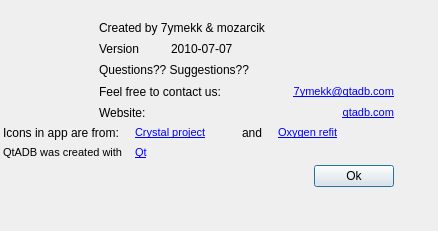
sundyCoder/AndroidAdb, file dialogs/aboutdialog.ui: the form before one commit.
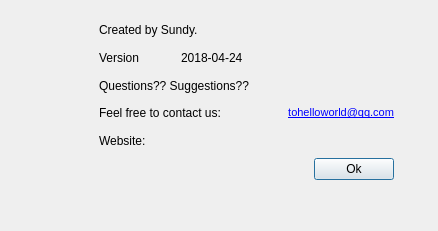
The form after the commit. Icons and pictures are not drawn.

Diff of the .ui file:
```diff
--- a/dialogs/aboutdialog.ui
+++ b/dialogs/aboutdialog.ui
@@ -38,23 +38,7 @@
     </rect>
    </property>
    <layout class="QGridLayout" name="gridLayout">
-    <item row="0" column="0" rowspan="10">
-     <spacer name="horizontalSpacer_2">
-      <property name="orientation">
-       <enum>Qt::Horizontal</enum>
-      </property>
-      <property name="sizeType">
-       <enum>QSizePolicy::Fixed</enum>
-      </property>
-      <property name="sizeHint" stdset="0">
-       <size>
-        <width>13</width>
-        <height>198</height>
-       </size>
-      </property>
-     </spacer>
-    </item>
-    <item row="0" column="1" colspan="8">
+    <item row="0" column="1" colspan="7">
      <spacer name="verticalSpacer_3">
       <property name="orientation">
        <enum>Qt::Vertical</enum>
@@ -70,7 +54,7 @@
       </property>
      </spacer>
     </item>
-    <item row="0" column="9" rowspan="9">
+    <item row="0" column="8" rowspan="7">
      <spacer name="horizontalSpacer_3">
       <property name="orientation">
        <enum>Qt::Horizontal</enum>
@@ -86,6 +70,32 @@
       </property>
      </spacer>
     </item>
+    <item row="0" column="0" rowspan="8">
+     <spacer name="horizontalSpacer_2">
+      <property name="orientation">
+       <enum>Qt::Horizontal</enum>
+      </property>
+      <property name="sizeType">
+       <enum>QSizePolicy::Fixed</enum>
+      </property>
+      <property name="sizeHint" stdset="0">
+       <size>
+        <width>13</width>
+        <height>198</height>
+       </size>
+      </property>
+     </spacer>
+    </item>
+    <item row="2" column="4" colspan="2">
+     <widget class="QLabel" name="versionLabel">
+      <property name="layoutDirection">
+       <enum>Qt::LeftToRight</enum>
+      </property>
+      <property name="text">
+       <string notr="true">2018-04-24</string>
+      </property>
+     </widget>
+    </item>
     <item row="1" column="1" rowspan="5">
      <widget class="QLabel" name="label_2">
       <property name="minimumSize">
@@ -111,10 +121,10 @@
       </property>
      </widget>
     </item>
-    <item row="1" column="2" colspan="6">
+    <item row="1" column="2" colspan="5">
      <widget class="QLabel" name="label_4">
       <property name="text">
-       <string>Created by 7ymekk &amp; mozarcik</string>
+       <string>Created by Sundy.</string>
       </property>
      </widget>
     </item>
@@ -125,31 +135,14 @@
       </property>
      </widget>
     </item>
-    <item row="2" column="4" colspan="3">
-     <widget class="QLabel" name="versionLabel">
-      <property name="layoutDirection">
-       <enum>Qt::LeftToRight</enum>
-      </property>
-      <property name="text">
-       <string notr="true">2010-07-07</string>
-      </property>
-     </widget>
-    </item>
-    <item row="3" column="2" colspan="6">
+    <item row="3" column="2" colspan="5">
      <widget class="QLabel" name="label_6">
       <property name="text">
        <string>Questions?? Suggestions??</string>
       </property>
      </widget>
     </item>
-    <item row="4" column="2" colspan="5">
-     <widget class="QLabel" name="label_8">
-      <property name="text">
-       <string>Feel free to contact us:</string>
-      </property>
-     </widget>
-    </item>
-    <item row="4" column="7" colspan="2">
+    <item row="4" column="6" colspan="2">
      <widget class="QLabel" name="label_7">
       <property name="layoutDirection">
        <enum>Qt::RightToLeft</enum>
@@ -159,13 +152,20 @@
 &lt;html&gt;&lt;head&gt;&lt;meta name=&quot;qrichtext&quot; content=&quot;1&quot; /&gt;&lt;style type=&quot;text/css&quot;&gt;
 p, li { white-space: pre-wrap; }
 &lt;/style&gt;&lt;/head&gt;&lt;body style=&quot; font-family:'MS Shell Dlg 2'; font-size:8.25pt; font-weight:400; font-style:normal;&quot;&gt;
-&lt;p align=&quot;right&quot; style=&quot; margin-top:0px; margin-bottom:0px; margin-left:0px; margin-right:0px; -qt-block-indent:0; text-indent:0px;&quot;&gt;&lt;a href=&quot;mailto:qtadb.manager@gmail.com&quot;&gt;&lt;span style=&quot; font-size:8pt; text-decoration: underline; color:#0000ff;&quot;&gt;7ymekk@qtadb.com&lt;/span&gt;&lt;/a&gt;&lt;/p&gt;&lt;/body&gt;&lt;/html&gt;</string>
+&lt;p align=&quot;right&quot; style=&quot; margin-top:0px; margin-bottom:0px; margin-left:0px; margin-right:0px; -qt-block-indent:0; text-indent:0px;&quot;&gt;&lt;a href=&quot;mailto:qtadb.manager@gmail.com&quot;&gt;&lt;span style=&quot; font-size:8pt; text-decoration: underline; color:#0000ff;&quot;&gt;tohelloworld@qq.com&lt;/span&gt;&lt;/a&gt;&lt;/p&gt;&lt;/body&gt;&lt;/html&gt;</string>
       </property>
       <property name="openExternalLinks">
        <bool>true</bool>
       </property>
      </widget>
     </item>
+    <item row="4" column="2" colspan="4">
+     <widget class="QLabel" name="label_8">
+      <property name="text">
+       <string>Feel free to contact us:</string>
+      </property>
+     </widget>
+    </item>
     <item row="5" column="2" colspan="2">
      <widget class="QLabel" name="label_9">
       <property name="text">
@@ -173,63 +173,7 @@
       </property>
      </widget>
     </item>
-    <item row="5" column="4" colspan="5">
-     <widget class="QLabel" name="label_10">
-      <property name="text">
-       <string notr="true">&lt;!DOCTYPE HTML PUBLIC &quot;-//W3C//DTD HTML 4.0//EN&quot; &quot;http://www.w3.org/TR/REC-html40/strict.dtd&quot;&gt;
-&lt;html&gt;&lt;head&gt;&lt;meta name=&quot;qrichtext&quot; content=&quot;1&quot; /&gt;&lt;style type=&quot;text/css&quot;&gt;
-p, li { white-space: pre-wrap; }
-&lt;/style&gt;&lt;/head&gt;&lt;body style=&quot; font-family:'MS Shell Dlg 2'; font-size:8.25pt; font-weight:400; font-style:normal;&quot;&gt;
-&lt;p align=&quot;right&quot; style=&quot; margin-top:0px; margin-bottom:0px; margin-left:0px; margin-right:0px; -qt-block-indent:0; text-indent:0px;&quot;&gt;&lt;a href=&quot;http://qtadb.com/&quot;&gt;&lt;span style=&quot; font-size:8pt; text-decoration: underline; color:#0000ff;&quot;&gt;qtadb.com&lt;/span&gt;&lt;/a&gt;&lt;/p&gt;&lt;/body&gt;&lt;/html&gt;</string>
-      </property>
-      <property name="openExternalLinks">
-       <bool>true</bool>
-      </property>
-     </widget>
-    </item>
-    <item row="6" column="1" colspan="2">
-     <widget class="QLabel" name="label">
-      <property name="text">
-       <string>Icons in app are from:</string>
-      </property>
-     </widget>
-    </item>
-    <item row="6" column="3" colspan="3">
-     <widget class="QLabel" name="label_3">
-      <property name="text">
-       <string notr="true">&lt;!DOCTYPE HTML PUBLIC &quot;-//W3C//DTD HTML 4.0//EN&quot; &quot;http://www.w3.org/TR/REC-html40/strict.dtd&quot;&gt;
-&lt;html&gt;&lt;head&gt;&lt;meta name=&quot;qrichtext&quot; content=&quot;1&quot; /&gt;&lt;style type=&quot;text/css&quot;&gt;
-p, li { white-space: pre-wrap; }
-&lt;/style&gt;&lt;/head&gt;&lt;body style=&quot; font-family:'MS Shell Dlg 2'; font-size:8.25pt; font-weight:400; font-style:normal;&quot;&gt;
-&lt;p style=&quot; margin-top:0px; margin-bottom:0px; margin-left:0px; margin-right:0px; -qt-block-indent:0; text-indent:0px;&quot;&gt;&lt;a href=&quot;http://everaldo.com/crystal/&quot;&gt;&lt;span style=&quot; text-decoration: underline; color:#0000ff;&quot;&gt;Crystal project&lt;/span&gt;&lt;/a&gt;&lt;/p&gt;&lt;/body&gt;&lt;/html&gt;</string>
-      </property>
-      <property name="openExternalLinks">
-       <bool>true</bool>
-      </property>
-     </widget>
-    </item>
-    <item row="6" column="6">
-     <widget class="QLabel" name="label_13">
-      <property name="text">
-       <string>and</string>
-      </property>
-     </widget>
-    </item>
-    <item row="6" column="7" colspan="2">
-     <widget class="QLabel" name="label_11">
-      <property name="text">
-       <string notr="true">&lt;!DOCTYPE HTML PUBLIC &quot;-//W3C//DTD HTML 4.0//EN&quot; &quot;http://www.w3.org/TR/REC-html40/strict.dtd&quot;&gt;
-&lt;html&gt;&lt;head&gt;&lt;meta name=&quot;qrichtext&quot; content=&quot;1&quot; /&gt;&lt;style type=&quot;text/css&quot;&gt;
-p, li { white-space: pre-wrap; }
-&lt;/style&gt;&lt;/head&gt;&lt;body style=&quot; font-family:'MS Shell Dlg 2'; font-size:8.25pt; font-weight:400; font-style:normal;&quot;&gt;
-&lt;p style=&quot; margin-top:0px; margin-bottom:0px; margin-left:0px; margin-right:0px; -qt-block-indent:0; text-indent:0px;&quot;&gt;&lt;a href=&quot;http://www.nanolx.org/artwork/item/75-oxygen-refit&quot;&gt;&lt;span style=&quot; text-decoration: underline; color:#0000ff;&quot;&gt;Oxygen refit&lt;/span&gt;&lt;/a&gt;&lt;/p&gt;&lt;/body&gt;&lt;/html&gt;</string>
-      </property>
-      <property name="openExternalLinks">
-       <bool>true</bool>
-      </property>
-     </widget>
-    </item>
-    <item row="8" column="1" colspan="4">
+    <item row="6" column="1" colspan="4">
      <spacer name="horizontalSpacer">
       <property name="orientation">
        <enum>Qt::Horizontal</enum>
@@ -242,46 +186,14 @@
       </property>
      </spacer>
     </item>
-    <item row="8" column="5" colspan="3">
-     <widget class="QLabel" name="label_12">
-      <property name="sizePolicy">
-       <sizepolicy hsizetype="Fixed" vsizetype="Fixed">
-        <horstretch>0</horstretch>
-        <verstretch>0</verstretch>
-       </sizepolicy>
-      </property>
-      <property name="minimumSize">
-       <size>
-        <width>80</width>
-        <height>23</height>
-       </size>
-      </property>
-      <property name="maximumSize">
-       <size>
-        <width>80</width>
-        <height>23</height>
-       </size>
-      </property>
-      <property name="text">
-       <string notr="true">&lt;!DOCTYPE HTML PUBLIC &quot;-//W3C//DTD HTML 4.0//EN&quot; &quot;http://www.w3.org/TR/REC-html40/strict.dtd&quot;&gt;
-&lt;html&gt;&lt;head&gt;&lt;meta name=&quot;qrichtext&quot; content=&quot;1&quot; /&gt;&lt;style type=&quot;text/css&quot;&gt;
-p, li { white-space: pre-wrap; }
-&lt;/style&gt;&lt;/head&gt;&lt;body style=&quot; font-family:'MS Shell Dlg 2'; font-size:8.25pt; font-weight:400; font-style:normal;&quot;&gt;
-&lt;p style=&quot; margin-top:0px; margin-bottom:0px; margin-left:0px; margin-right:0px; -qt-block-indent:0; text-indent:0px;&quot;&gt;&lt;a href=&quot;https://www.paypal.com/cgi-bin/webscr?cmd=_s-xclick&amp;amp;hosted_button_id=5P6GM8DLCVMM6&quot;&gt;&lt;span style=&quot; text-decoration: underline; color:#0000ff;&quot;&gt;&lt;img src=&quot;:/icons/paypal.png&quot;&gt;&lt;/img&gt;&lt;/span&gt;&lt;/a&gt;&lt;/p&gt;&lt;/body&gt;&lt;/html&gt;</string>
-      </property>
-      <property name="openExternalLinks">
-       <bool>true</bool>
-      </property>
-     </widget>
-    </item>
-    <item row="8" column="8">
+    <item row="6" column="7">
      <widget class="QPushButton" name="okButton">
       <property name="text">
        <string>Ok</string>
       </property>
      </widget>
     </item>
-    <item row="9" column="1" colspan="8">
+    <item row="7" column="1" colspan="7">
      <spacer name="verticalSpacer_4">
       <property name="orientation">
        <enum>Qt::Vertical</enum>
@@ -297,28 +209,6 @@
       </property>
      </spacer>
     </item>
-    <item row="7" column="1" colspan="2">
-     <widget class="QLabel" name="label_14">
-      <property name="text">
-       <string>&lt;!DOCTYPE HTML PUBLIC &quot;-//W3C//DTD HTML 4.0//EN&quot; &quot;http://www.w3.org/TR/REC-html40/strict.dtd&quot;&gt;
-&lt;html&gt;&lt;head&gt;&lt;meta name=&quot;qrichtext&quot; content=&quot;1&quot; /&gt;&lt;style type=&quot;text/css&quot;&gt;
-p, li { white-space: pre-wrap; }
-&lt;/style&gt;&lt;/head&gt;&lt;body style=&quot; font-family:'MS Shell Dlg 2'; font-size:8.25pt; font-weight:400; font-style:normal;&quot;&gt;
-&lt;p style=&quot; margin-top:0px; margin-bottom:0px; margin-left:0px; margin-right:0px; -qt-block-indent:0; text-indent:0px;&quot;&gt;&lt;span style=&quot; font-size:8pt;&quot;&gt;QtADB was created with&lt;/span&gt;&lt;/p&gt;&lt;/body&gt;&lt;/html&gt;</string>
-      </property>
-     </widget>
-    </item>
-    <item row="7" column="3">
-     <widget class="QLabel" name="label_15">
-      <property name="text">
-       <string>&lt;!DOCTYPE HTML PUBLIC &quot;-//W3C//DTD HTML 4.0//EN&quot; &quot;http://www.w3.org/TR/REC-html40/strict.dtd&quot;&gt;
-&lt;html&gt;&lt;head&gt;&lt;meta name=&quot;qrichtext&quot; content=&quot;1&quot; /&gt;&lt;style type=&quot;text/css&quot;&gt;
-p, li { white-space: pre-wrap; }
-&lt;/style&gt;&lt;/head&gt;&lt;body style=&quot; font-family:'MS Shell Dlg 2'; font-size:8.25pt; font-weight:400; font-style:normal;&quot;&gt;
-&lt;p style=&quot; margin-top:0px; margin-bottom:0px; margin-left:0px; margin-right:0px; -qt-block-indent:0; text-indent:0px;&quot;&gt;&lt;a href=&quot;http://qt.nokia.com&quot;&gt;&lt;span style=&quot; text-decoration: underline; color:#0000ff;&quot;&gt;Qt&lt;/span&gt;&lt;/a&gt;&lt;/p&gt;&lt;/body&gt;&lt;/html&gt;</string>
-      </property>
-     </widget>
-    </item>
    </layout>
   </widget>
  </widget>
```
Left out of the diff: 6 changed lines with no effect on the pictures.
